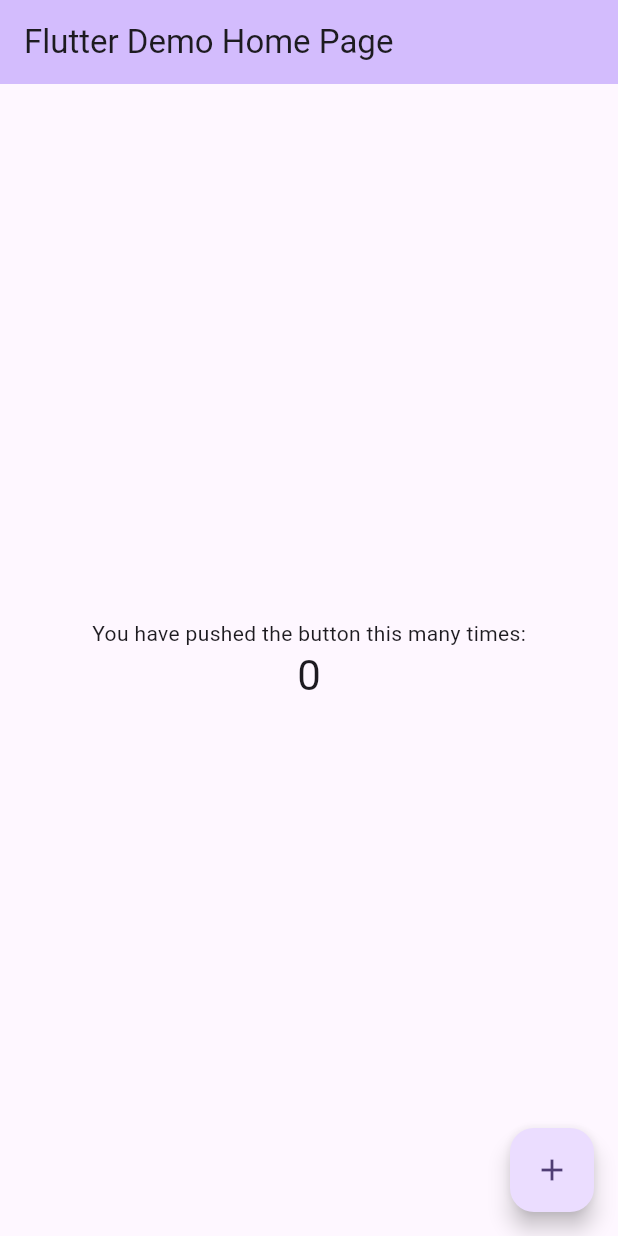
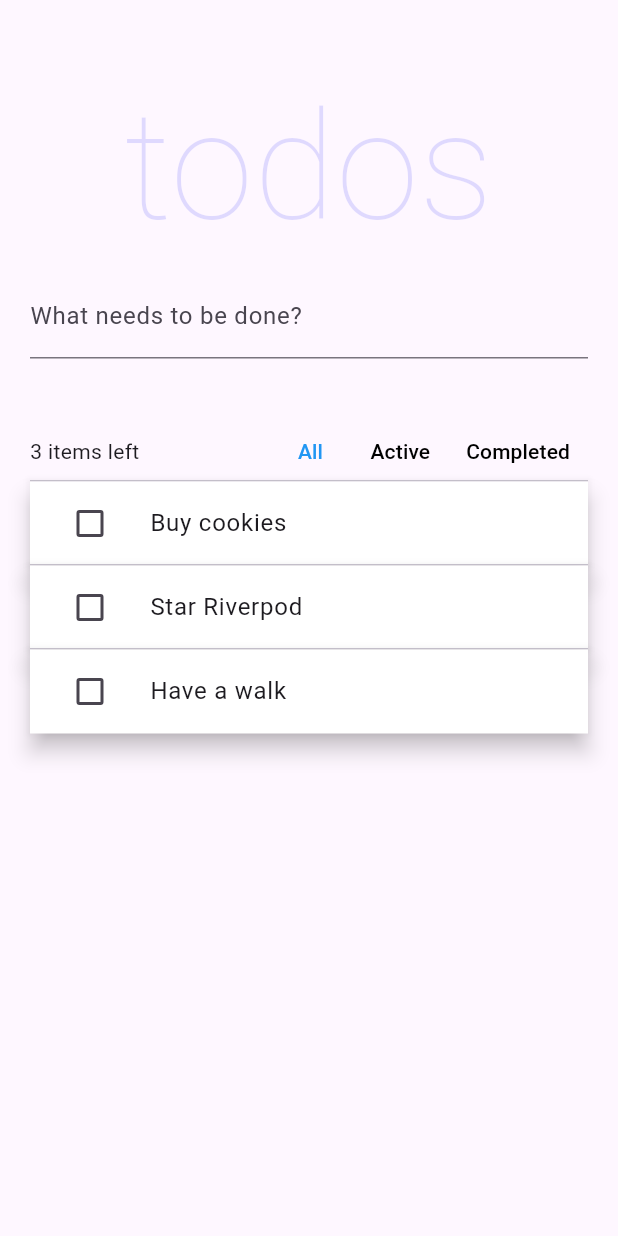
Before and after one commit to gilvancosta/Try-Riverpod-online, a Flutter app: the screen it shows after launch, on a phone screen of 412 x 824 dp. Run offline on Flutter 3.47's test engine with Material 3 defaults, Android fonts, the phone set to English and light mode, and no system bars; our stand-ins replace flutter_hooks, hooks_riverpod, riverpod; Roboto replaces fonts that are missing (Helvetica Neue).

Commit message:
First Commit

```diff
--- a/lib/main.dart
+++ b/lib/main.dart
@@ -1,125 +1,294 @@
 import 'package:flutter/material.dart';
+import 'package:flutter_hooks/flutter_hooks.dart';
+import 'package:hooks_riverpod/hooks_riverpod.dart';
+
+import 'todo.dart';
+
+/// Some keys used for testing
+final addTodoKey = UniqueKey();
+final activeFilterKey = UniqueKey();
+final completedFilterKey = UniqueKey();
+final allFilterKey = UniqueKey();
+
+/// Creates a [TodoList] and initialise it with pre-defined values.
+///
+/// We are using [StateNotifierProvider] here as a `List<Todo>` is a complex
+/// object, with advanced business logic like how to edit a todo.
+final todoListProvider = NotifierProvider<TodoList, List<Todo>>(TodoList.new);
+
+/// The different ways to filter the list of todos
+enum TodoListFilter {
+  all,
+  active,
+  completed,
+}
+
+/// The currently active filter.
+///
+/// We use [StateProvider] here as there is no fancy logic behind manipulating
+/// the value since it's just enum.
+final todoListFilter = StateProvider((_) => TodoListFilter.all);
+
+/// The number of uncompleted todos
+///
+/// By using [Provider], this value is cached, making it performant.\
+/// Even multiple widgets try to read the number of uncompleted todos,
+/// the value will be computed only once (until the todo-list changes).
+///
+/// This will also optimise unneeded rebuilds if the todo-list changes, but the
+/// number of uncompleted todos doesn't (such as when editing a todo).
+final uncompletedTodosCount = Provider<int>((ref) {
+  return ref.watch(todoListProvider).where((todo) => !todo.completed).length;
+});
+
+/// The list of todos after applying of [todoListFilter].
+///
+/// This too uses [Provider], to avoid recomputing the filtered list unless either
+/// the filter of or the todo-list updates.
+final filteredTodos = Provider<List<Todo>>((ref) {
+  final filter = ref.watch(todoListFilter);
+  final todos = ref.watch(todoListProvider);
+
+  switch (filter) {
+    case TodoListFilter.completed:
+      return todos.where((todo) => todo.completed).toList();
+    case TodoListFilter.active:
+      return todos.where((todo) => !todo.completed).toList();
+    case TodoListFilter.all:
+      return todos;
+  }
+});
 
 void main() {
-  runApp(const MyApp());
+  runApp(const ProviderScope(child: MyApp()));
 }
 
 class MyApp extends StatelessWidget {
-  const MyApp({super.key});
+  const MyApp({Key? key}) : super(key: key);
 
-  // This widget is the root of your application.
   @override
   Widget build(BuildContext context) {
-    return MaterialApp(
-      title: 'Flutter Demo',
-      theme: ThemeData(
-        // This is the theme of your application.
-        //
-        // TRY THIS: Try running your application with "flutter run". You'll see
-        // the application has a purple toolbar. Then, without quitting the app,
-        // try changing the seedColor in the colorScheme below to Colors.green
-        // and then invoke "hot reload" (save your changes or press the "hot
-        // reload" button in a Flutter-supported IDE, or press "r" if you used
-        // the command line to start the app).
-        //
-        // Notice that the counter didn't reset back to zero; the application
-        // state is not lost during the reload. To reset the state, use hot
-        // restart instead.
-        //
-        // This works for code too, not just values: Most code changes can be
-        // tested with just a hot reload.
-        colorScheme: ColorScheme.fromSeed(seedColor: Colors.deepPurple),
-        useMaterial3: true,
-      ),
-      home: const MyHomePage(title: 'Flutter Demo Home Page'),
+    return const MaterialApp(
+      home: Home(),
     );
   }
 }
 
-class MyHomePage extends StatefulWidget {
-  const MyHomePage({super.key, required this.title});
-
-  // This widget is the home page of your application. It is stateful, meaning
-  // that it has a State object (defined below) that contains fields that affect
-  // how it looks.
-
-  // This class is the configuration for the state. It holds the values (in this
-  // case the title) provided by the parent (in this case the App widget) and
-  // used by the build method of the State. Fields in a Widget subclass are
-  // always marked "final".
-
-  final String title;
+class Home extends HookConsumerWidget {
+  const Home({Key? key}) : super(key: key);
 
   @override
-  State<MyHomePage> createState() => _MyHomePageState();
+  Widget build(BuildContext context, WidgetRef ref) {
+    final todos = ref.watch(filteredTodos);
+    final newTodoController = useTextEditingController();
+
+    return GestureDetector(
+      onTap: () => FocusScope.of(context).unfocus(),
+      child: Scaffold(
+        body: ListView(
+          padding: const EdgeInsets.symmetric(horizontal: 20, vertical: 40),
+          children: [
+            const Title(),
+            TextField(
+              key: addTodoKey,
+              controller: newTodoController,
+              decoration: const InputDecoration(
+                labelText: 'What needs to be done?',
+              ),
+              onSubmitted: (value) {
+                ref.read(todoListProvider.notifier).add(value);
+                newTodoController.clear();
+              },
+            ),
+            const SizedBox(height: 42),
+            const Toolbar(),
+            if (todos.isNotEmpty) const Divider(height: 0),
+            for (var i = 0; i < todos.length; i++) ...[
+              if (i > 0) const Divider(height: 0),
+              Dismissible(
+                key: ValueKey(todos[i].id),
+                onDismissed: (_) {
+                  ref.read(todoListProvider.notifier).remove(todos[i]);
+                },
+                child: ProviderScope(
+                  overrides: [
+                    _currentTodo.overrideWithValue(todos[i]),
+                  ],
+                  child: const TodoItem(),
+                ),
+              ),
+            ],
+          ],
+        ),
+      ),
+    );
+  }
 }
 
-class _MyHomePageState extends State<MyHomePage> {
-  int _counter = 0;
+class Toolbar extends HookConsumerWidget {
+  const Toolbar({
+    Key? key,
+  }) : super(key: key);
 
-  void _incrementCounter() {
-    setState(() {
-      // This call to setState tells the Flutter framework that something has
-      // changed in this State, which causes it to rerun the build method below
-      // so that the display can reflect the updated values. If we changed
-      // _counter without calling setState(), then the build method would not be
-      // called again, and so nothing would appear to happen.
-      _counter++;
-    });
+  @override
+  Widget build(BuildContext context, WidgetRef ref) {
+    final filter = ref.watch(todoListFilter);
+
+    Color? textColorFor(TodoListFilter value) {
+      return filter == value ? Colors.blue : Colors.black;
+    }
+
+    return Material(
+      child: Row(
+        mainAxisAlignment: MainAxisAlignment.spaceBetween,
+        children: [
+          Expanded(
+            child: Text(
+              '${ref.watch(uncompletedTodosCount)} items left',
+              overflow: TextOverflow.ellipsis,
+            ),
+          ),
+          Tooltip(
+            key: allFilterKey,
+            message: 'All todos',
+            child: TextButton(
+              onPressed: () =>
+                  ref.read(todoListFilter.notifier).state = TodoListFilter.all,
+              style: ButtonStyle(
+                visualDensity: VisualDensity.compact,
+                foregroundColor:
+                    MaterialStateProperty.all(textColorFor(TodoListFilter.all)),
+              ),
+              child: const Text('All'),
+            ),
+          ),
+          Tooltip(
+            key: activeFilterKey,
+            message: 'Only uncompleted todos',
+            child: TextButton(
+              onPressed: () => ref.read(todoListFilter.notifier).state =
+                  TodoListFilter.active,
+              style: ButtonStyle(
+                visualDensity: VisualDensity.compact,
+                foregroundColor: MaterialStateProperty.all(
+                  textColorFor(TodoListFilter.active),
+                ),
+              ),
+              child: const Text('Active'),
+            ),
+          ),
+          Tooltip(
+            key: completedFilterKey,
+            message: 'Only completed todos',
+            child: TextButton(
+              onPressed: () => ref.read(todoListFilter.notifier).state =
+                  TodoListFilter.completed,
+              style: ButtonStyle(
+                visualDensity: VisualDensity.compact,
+                foregroundColor: MaterialStateProperty.all(
+                  textColorFor(TodoListFilter.completed),
+                ),
+              ),
+              child: const Text('Completed'),
+            ),
+          ),
+        ],
+      ),
+    );
   }
+}
+
+class Title extends StatelessWidget {
+  const Title({Key? key}) : super(key: key);
 
   @override
   Widget build(BuildContext context) {
-    // This method is rerun every time setState is called, for instance as done
-    // by the _incrementCounter method above.
-    //
-    // The Flutter framework has been optimized to make rerunning build methods
-    // fast, so that you can just rebuild anything that needs updating rather
-    // than having to individually change instances of widgets.
-    return Scaffold(
-      appBar: AppBar(
-        // TRY THIS: Try changing the color here to a specific color (to
-        // Colors.amber, perhaps?) and trigger a hot reload to see the AppBar
-        // change color while the other colors stay the same.
-        backgroundColor: Theme.of(context).colorScheme.inversePrimary,
-        // Here we take the value from the MyHomePage object that was created by
-        // the App.build method, and use it to set our appbar title.
-        title: Text(widget.title),
+    return const Text(
+      'todos',
+      textAlign: TextAlign.center,
+      style: TextStyle(
+        color: Color.fromARGB(38, 47, 47, 247),
+        fontSize: 100,
+        fontWeight: FontWeight.w100,
+        fontFamily: 'Helvetica Neue',
       ),
-      body: Center(
-        // Center is a layout widget. It takes a single child and positions it
-        // in the middle of the parent.
-        child: Column(
-          // Column is also a layout widget. It takes a list of children and
-          // arranges them vertically. By default, it sizes itself to fit its
-          // children horizontally, and tries to be as tall as its parent.
-          //
-          // Column has various properties to control how it sizes itself and
-          // how it positions its children. Here we use mainAxisAlignment to
-          // center the children vertically; the main axis here is the vertical
-          // axis because Columns are vertical (the cross axis would be
-          // horizontal).
-          //
-          // TRY THIS: Invoke "debug painting" (choose the "Toggle Debug Paint"
-          // action in the IDE, or press "p" in the console), to see the
-          // wireframe for each widget.
-          mainAxisAlignment: MainAxisAlignment.center,
-          children: <Widget>[
-            const Text(
-              'You have pushed the button this many times:',
-            ),
-            Text(
-              '$_counter',
-              style: Theme.of(context).textTheme.headlineMedium,
-            ),
-          ],
-        ),
-      ),
-      floatingActionButton: FloatingActionButton(
-        onPressed: _incrementCounter,
-        tooltip: 'Increment',
-        child: const Icon(Icons.add),
-      ), // This trailing comma makes auto-formatting nicer for build methods.
     );
   }
 }
+
+/// A provider which exposes the [Todo] displayed by a [TodoItem].
+///
+/// By retrieving the [Todo] through a provider instead of through its
+/// constructor, this allows [TodoItem] to be instantiated using the `const` keyword.
+///
+/// This ensures that when we add/remove/edit todos, only what the
+/// impacted widgets rebuilds, instead of the entire list of items.
+final _currentTodo = Provider<Todo>((ref) => throw UnimplementedError());
+
+class TodoItem extends HookConsumerWidget {
+  const TodoItem({Key? key}) : super(key: key);
+
+  @override
+  Widget build(BuildContext context, WidgetRef ref) {
+    final todo = ref.watch(_currentTodo);
+    final itemFocusNode = useFocusNode();
+    final itemIsFocused = useIsFocused(itemFocusNode);
+
+    final textEditingController = useTextEditingController();
+    final textFieldFocusNode = useFocusNode();
+
+    return Material(
+      color: Colors.white,
+      elevation: 6,
+      child: Focus(
+        focusNode: itemFocusNode,
+        onFocusChange: (focused) {
+          if (focused) {
+            textEditingController.text = todo.description;
+          } else {
+            // Commit changes only when the textfield is unfocused, for performance
+            ref
+                .read(todoListProvider.notifier)
+                .edit(id: todo.id, description: textEditingController.text);
+          }
+        },
+        child: ListTile(
+          onTap: () {
+            itemFocusNode.requestFocus();
+            textFieldFocusNode.requestFocus();
+          },
+          leading: Checkbox(
+            value: todo.completed,
+            onChanged: (value) =>
+                ref.read(todoListProvider.notifier).toggle(todo.id),
+          ),
+          title: itemIsFocused
+              ? TextField(
+                  autofocus: true,
+                  focusNode: textFieldFocusNode,
+                  controller: textEditingController,
+                )
+              : Text(todo.description),
+        ),
+      ),
+    );
+  }
+}
+
+bool useIsFocused(FocusNode node) {
+  final isFocused = useState(node.hasFocus);
+
+  useEffect(
+    () {
+      void listener() {
+        isFocused.value = node.hasFocus;
+      }
+
+      node.addListener(listener);
+      return () => node.removeListener(listener);
+    },
+    [node],
+  );
+
+  return isFocused.value;
+}
--- /dev/null
+++ b/lib/todo.dart
@@ -0,0 +1,76 @@
+import 'package:flutter/foundation.dart' show immutable;
+import 'package:riverpod/riverpod.dart';
+import 'package:uuid/uuid.dart';
+
+const _uuid = Uuid();
+
+/// A read-only description of a todo-item
+@immutable
+class Todo {
+  const Todo({
+    required this.description,
+    required this.id,
+    this.completed = false,
+  });
+
+  final String id;
+  final String description;
+  final bool completed;
+
+  @override
+  String toString() {
+    return 'Todo(description: $description, completed: $completed)';
+  }
+}
+
+/// An object that controls a list of [Todo].
+class TodoList extends Notifier<List<Todo>> {
+  @override
+  List<Todo> build() => [
+        const Todo(id: 'todo-0', description: 'Buy cookies'),
+        const Todo(id: 'todo-1', description: 'Star Riverpod'),
+        const Todo(id: 'todo-2', description: 'Have a walk'),
+      ];
+
+  void add(String description) {
+    state = [
+      ...state,
+      Todo(
+        id: _uuid.v4(),
+        description: description,
+      ),
+    ];
+  }
+
+  void toggle(String id) {
+    state = [
+      for (final todo in state)
+        if (todo.id == id)
+          Todo(
+            id: todo.id,
+            completed: !todo.completed,
+            description: todo.description,
+          )
+        else
+          todo,
+    ];
+  }
+
+  void edit({required String id, required String description}) {
+    state = [
+      for (final todo in state)
+        if (todo.id == id)
+          Todo(
+            id: todo.id,
+            completed: todo.completed,
+            description: description,
+          )
+        else
+          todo,
+    ];
+  }
+
+  void remove(Todo target) {
+    state = state.where((todo) => todo.id != target.id).toList();
+  }
+}
```
Also changed, not shown: pubspec.yaml (+8 -0 lines), pubspec.lock.
